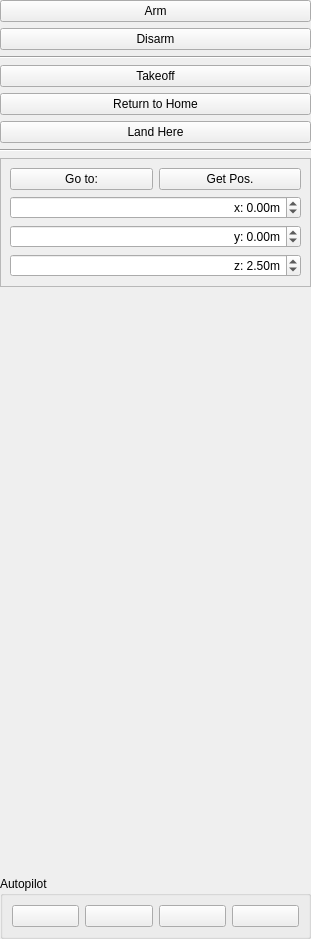
Old version of the form flyui.ui in the repository RISE-Dependable-Transport-Systems/ControlTower.
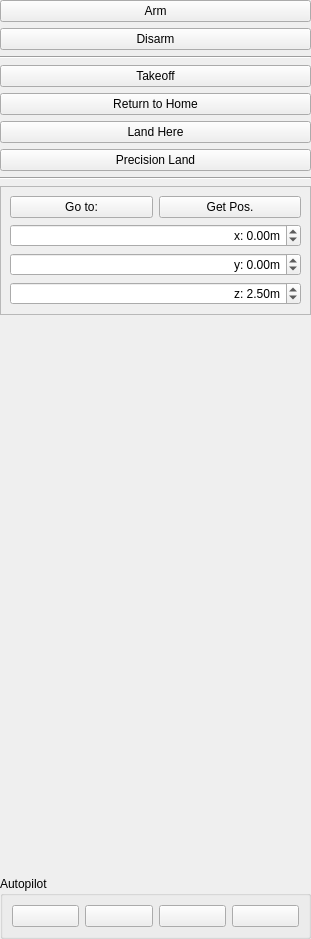
New version of the form. Icons and pictures are not drawn.

Commit message: initial precision landing implementation

What changed in the file:
```diff
--- a/flyui.ui
+++ b/flyui.ui
@@ -74,6 +74,13 @@
      </property>
     </widget>
    </item>
+   <item>
+    <widget class="QPushButton" name="precisionLandButton">
+     <property name="text">
+      <string>Precision Land</string>
+     </property>
+    </widget>
+   </item>
    <item>
     <widget class="Line" name="line">
      <property name="frameShadow">
```
The commit also changes 6 other files.
